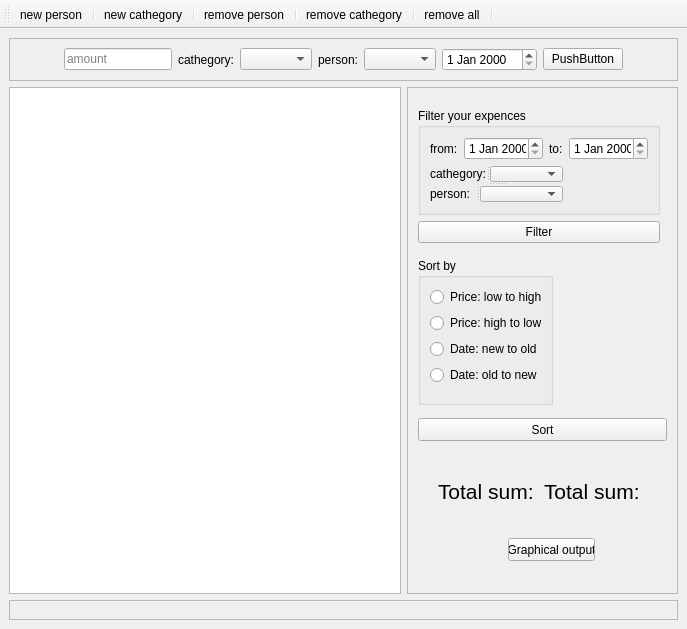
Above: view.ui from MonikaDvorakova/Expense-Tracker before the change. Below: the same form after it.
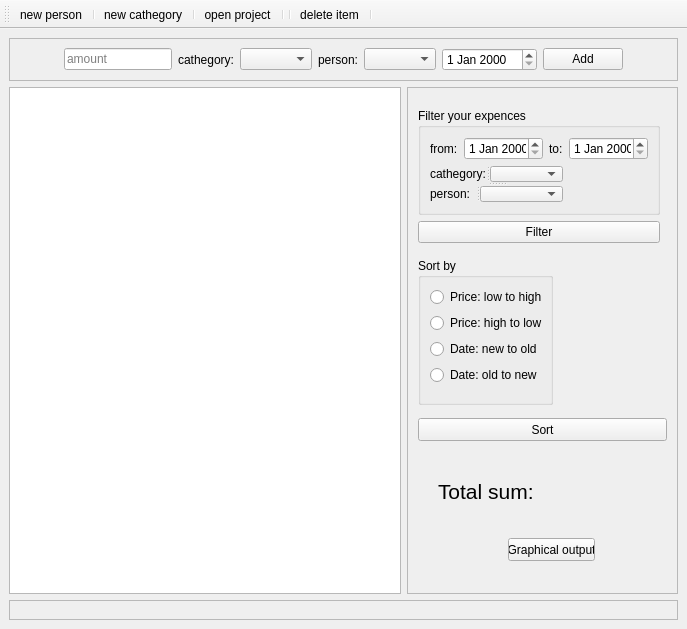
That is the form after the change.

Commit message: Added open project, delete item from the database

What changed in the file:
```diff
--- a/view.ui
+++ b/view.ui
@@ -96,7 +96,7 @@
          <item row="0" column="7">
           <widget class="QPushButton" name="pushButton">
            <property name="text">
-            <string>PushButton</string>
+            <string>Add</string>
            </property>
           </widget>
          </item>
@@ -321,7 +321,7 @@
            </item>
           </layout>
          </widget>
-         <widget class="QWidget" name="">
+         <widget class="QWidget" name="layoutWidget">
           <property name="geometry">
            <rect>
             <x>30</x>
@@ -351,7 +351,7 @@
               </font>
              </property>
              <property name="text">
-              <string>Total sum:</string>
+              <string/>
              </property>
             </widget>
            </item>
@@ -393,7 +393,6 @@
    <addaction name="separator"/>
    <addaction name="actionremove_person"/>
    <addaction name="separator"/>
-   <addaction name="actionremove_cathegory"/>
    <addaction name="separator"/>
    <addaction name="actionremove_all"/>
    <addaction name="separator"/>
@@ -419,17 +418,18 @@
   </action>
   <action name="actionremove_person">
    <property name="text">
-    <string>remove person</string>
+    <string>open project</string>
    </property>
-  </action>
-  <action name="actionremove_cathegory">
-   <property name="text">
-    <string>remove cathegory</string>
+   <property name="toolTip">
+    <string>open existing project or create new one</string>
    </property>
   </action>
   <action name="actionremove_all">
    <property name="text">
-    <string>remove all</string>
+    <string>delete item</string>
+   </property>
+   <property name="toolTip">
+    <string>delete item from database</string>
    </property>
   </action>
  </widget>
```
Left out of the diff: 17 changed lines with no effect on the pictures. The commit also changes 5 other files.
